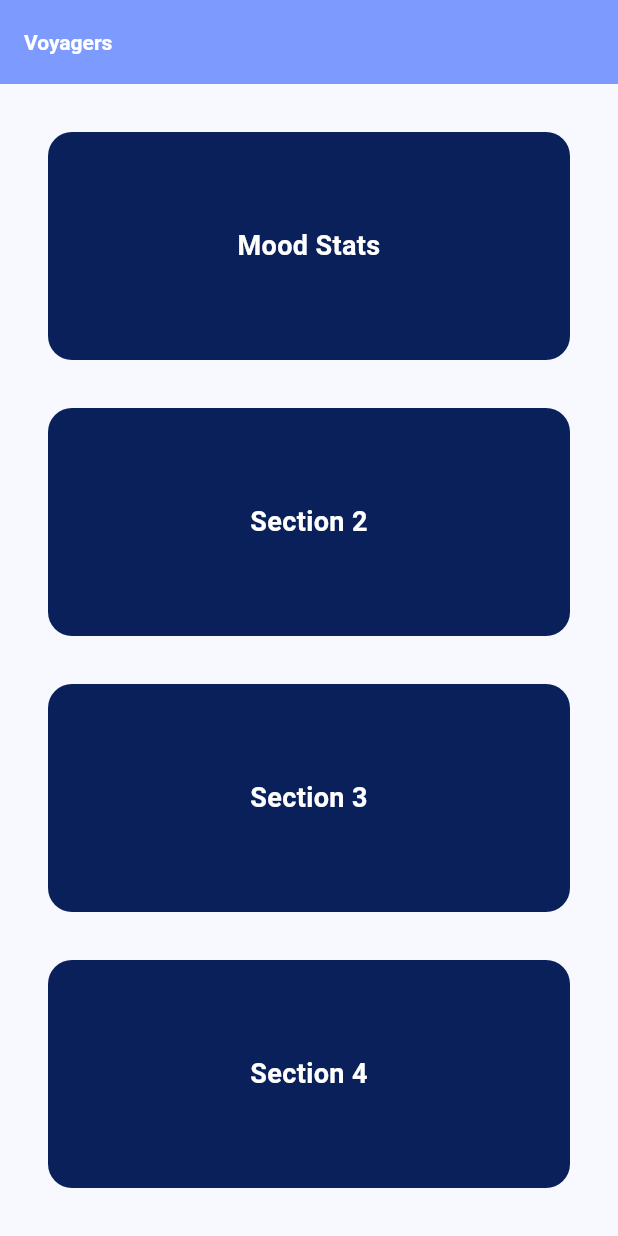
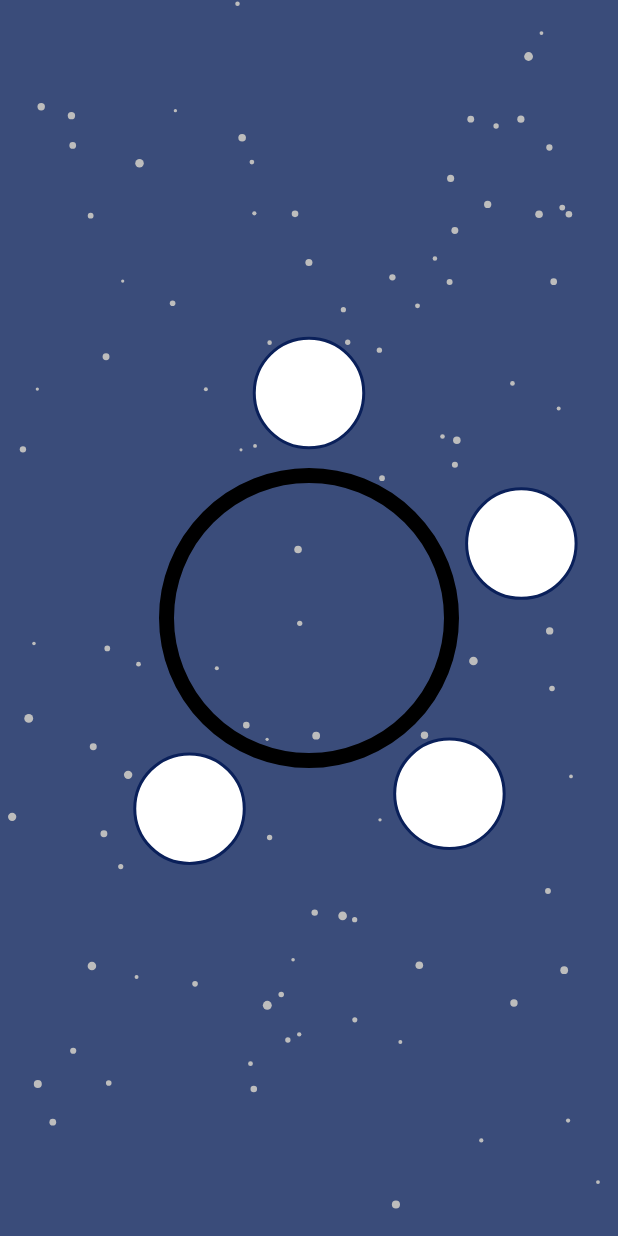
Before and after one commit to alexlucas03/vestal, a Flutter app: the screen it shows after launch, after a tap on an icon or button, on a phone screen of 412 x 824 dp. Run offline on Flutter 3.47's test engine with Material 3 defaults, Android fonts, the phone set to English and light mode, and no system bars; our stand-ins replace fl_chart, sqflite, sqflite_common_ffi; accounts and stored records are empty.

Commit message:
homepage design update

```diff
--- a/lib/main.dart
+++ b/lib/main.dart
@@ -3,17 +3,17 @@ import 'database_helper.dart';
 import 'package:sqflite_common_ffi/sqflite_ffi.dart';
 import 'package:intl/intl.dart';
 import 'moodlinechart.dart';
+import 'dart:math';
+import 'starry_background.dart';
 
 void main() async {
   WidgetsFlutterBinding.ensureInitialized();
   databaseFactory = databaseFactoryFfi;
   await DatabaseHelper.instance.initDb();
 
-  // Check if a mood has been submitted for today
   String formattedDate = DateFormat('yyyyMMdd').format(DateTime.now());
   bool isMoodSubmittedToday = await DatabaseHelper.instance.hasMoodForToday(formattedDate);
 
-  // Set the home page based on whether a mood has been submitted today
   runApp(MyApp(isMoodSubmittedToday: isMoodSubmittedToday));
 }
 
@@ -30,9 +30,9 @@ class MyApp extends StatelessWidget {
         colorScheme: ColorScheme.fromSeed(seedColor: Colors.blue),
         useMaterial3: true,
         appBarTheme: const AppBarTheme(
-          backgroundColor: Color(0xFF7D9BFF), // Lighter blue for AppBar
+          backgroundColor: Color(0xFF7D9BFF),
           titleTextStyle: TextStyle(
-            color: Colors.white, // White text in AppBar
+            color: Colors.white,
             fontWeight: FontWeight.bold,
           ),
         ),
@@ -44,85 +44,176 @@ class MyApp extends StatelessWidget {
   }
 }
 
-Widget _buildSection(BuildContext context, String title, Widget page) {
-  return GestureDetector(
-    onTap: () {
-      // Navigate to the respective page
-      Navigator.push(
-        context,
-        MaterialPageRoute(builder: (context) => page),
-      );
-    },
-    child: Container(
-      margin: const EdgeInsets.all(16.0),
-      decoration: BoxDecoration(
-        color: const Color(0xFF0A205A), // Darkest blue for buttons
-        borderRadius: BorderRadius.circular(16),
-      ),
-      child: Row(
-        mainAxisAlignment: MainAxisAlignment.center, // Centers the Row content horizontally
-        crossAxisAlignment: CrossAxisAlignment.center, // Centers the Row content vertically
-        children: [
-          Expanded( // Makes the Text take available space and center it
-            child: Center( // Centers the text horizontally and vertically inside the Expanded
-              child: Text(
-                title,
-                textAlign: TextAlign.center,
-                style: const TextStyle(
-                  fontSize: 18,
-                  fontWeight: FontWeight.bold,
-                  color: Colors.white, // White text color
-                ),
-              ),
-            ),
-          ),
-        ],
-      ),
-    ),
-  );
-}
-
-class MyHomePage extends StatelessWidget {
+class MyHomePage extends StatefulWidget {
   const MyHomePage({super.key, required this.title});
 
   final String title;
 
   @override
+  State<MyHomePage> createState() => _MyHomePageState();
+}
+
+class _MyHomePageState extends State<MyHomePage> with SingleTickerProviderStateMixin {
+  late AnimationController _controller;
+  late List<Animation<double>> _angleAnimations;
+
+  @override
+  void initState() {
+    super.initState();
+
+    // Create animation controller with 1 second duration
+    _controller = AnimationController(
+      duration: const Duration(milliseconds: 1000),
+      vsync: this,
+    );
+
+    // Create animations for each button
+    _angleAnimations = List.generate(4, (index) {
+      // All buttons start at -pi/2 (top position) and rotate to their final positions
+      final finalAngle = (index * (2 * pi / 4)) - (pi / 2);
+      return Tween<double>(
+        begin: -pi / 2, // Starting from top
+        end: finalAngle,
+      ).animate(
+        CurvedAnimation(
+          parent: _controller,
+          curve: Curves.easeOut,
+        ),
+      );
+    });
+
+    // Start the animation when the page loads
+    Future.delayed(Duration(milliseconds: 500), () {
+      _controller.forward();
+    });
+  }
+
+  @override
+  void dispose() {
+    _controller.dispose();
+    super.dispose();
+  }
+
+  @override
   Widget build(BuildContext context) {
+    double containerSize = MediaQuery.sizeOf(context).width;
+
     return Scaffold(
-      appBar: AppBar(
-        title: Align(
-          alignment: Alignment.centerLeft,
-          child: Text(
-            title,
-            textAlign: TextAlign.left,
-            style: const TextStyle(
-              color: Colors.white, // White text in AppBar
+      body: StarryBackground(
+        child: Center(
+          child: Container(
+            width: containerSize,
+            height: containerSize,
+            child: Stack(
+              alignment: Alignment.center,
+              children: [
+                // Center circle
+                Container(
+                  width: 200,
+                  height: 200,
+                  decoration: BoxDecoration(
+                    color: Colors.transparent,
+                    shape: BoxShape.circle,
+                    border: Border.all(
+                      color: Colors.black,
+                      width: 10,
+                    ),
+                  ),
+                ),
+
+                // Animated buttons
+                ..._buildButtonsAroundCircle(),
+              ],
             ),
           ),
         ),
       ),
-      body: Padding(
-        padding: const EdgeInsets.all(16.0),
-        child: Column(
-          mainAxisAlignment: MainAxisAlignment.spaceEvenly,
-          children: <Widget>[
-            Expanded(
-              child: _buildSection(context, 'Mood Stats', const MoodStats()),
+    );
+  }
+
+  List<Widget> _buildButtonsAroundCircle() {
+    const double buttonSize = 75.0;
+    const double radius = 150.0;
+    double containerSize = MediaQuery.sizeOf(context).width;
+    double centerPoint = containerSize / 2;
+
+    List<Widget> buttons = [];
+
+    for (int i = 0; i < 4; i++) {
+      buttons.add(
+        AnimatedBuilder(
+          animation: _controller,
+          builder: (context, child) {
+            double angle = _angleAnimations[i].value;
+            double x = centerPoint + (radius * cos(angle));
+            double y = centerPoint + (radius * sin(angle));
+
+            // Adjust the button's position so it's correctly centered
+            return Positioned(
+              top: y - (buttonSize / 2),  // Ensure y-position is correctly offset by half the button size
+              left: x - (buttonSize / 2), // Ensure x-position is correctly offset by half the button size
+              child: Container(
+                width: buttonSize,
+                height: buttonSize,
+                decoration: BoxDecoration(
+                  color: Colors.white,
+                  borderRadius: BorderRadius.circular(buttonSize / 2),
+                  border: Border.all(
+                    color: const Color(0xFF0A205A),
+                    width: 2,
+                  ),
+                ),
+                child: _buildSection(
+                  'Section ${i + 1}',
+                  _getPageForIndex(i),
+                ),
+              ),
+            );
+          },
+        ),
+      );
+    }
+
+    return buttons;
+  }
+
+  Widget _buildSection(String title, Widget page) {
+    return Builder(
+      builder: (context) => GestureDetector(
+        onTap: () {
+          Navigator.push(
+            context,
+            MaterialPageRoute(builder: (context) => page),
+          );
+        },
+        child: Center(
+          child: Text(
+            title,
+            textAlign: TextAlign.center,
+            style: const TextStyle(
+              fontSize: 12,
+              fontWeight: FontWeight.bold,
+              color: Colors.white,
             ),
-            Expanded(
-              child: _buildSection(context, 'Section 2', const SectionTwoPage()),
-            ),
-            Expanded(
-              child: _buildSection(context, 'Section 3', const SectionThreePage()),
-            ),
-            Expanded(
-              child: _buildSection(context, 'Section 4', const SectionFourPage()),
-            ),
-          ],
+          ),
         ),
       ),
     );
+  }
+
+  Widget _getPageForIndex(int index) {
+    switch (index) {
+      case 0:
+        return const MoodStats();
+      case 1:
+        return const SectionTwoPage();
+      case 2:
+        return const SectionThreePage();
+      case 3:
+        return const SectionFourPage();
+      default:
+        return const SizedBox.shrink();
+    }
   }
 }
 
--- /dev/null
+++ b/lib/starry_background.dart
@@ -0,0 +1,54 @@
+import 'package:flutter/material.dart';
+import 'dart:math';
+
+class StarryBackground extends StatelessWidget {
+  final Widget child;
+
+  const StarryBackground({Key? key, required this.child}) : super(key: key);
+
+  @override
+  Widget build(BuildContext context) {
+    return Stack(
+      children: [
+        // This will ensure the stars are in the background
+        Positioned.fill(
+          child: CustomPaint(
+            painter: StarryPainter(),
+            size: Size.infinite,
+            child: Container(),
+          ),
+        ),
+        // Your main content will be displayed above the stars
+        child,
+      ],
+    );
+  }
+}
+
+class StarryPainter extends CustomPainter {
+  @override
+  void paint(Canvas canvas, Size size) {
+    final Paint paint = Paint();
+    canvas.drawRect(Offset.zero & size, Paint()..color = Color(0xFF3A4C7A));
+
+    final Random random = Random(42); // Fixed seed for consistent star pattern
+    int numStars = 100;
+
+    for (int i = 0; i < numStars; i++) {
+      double x = random.nextDouble() * size.width;
+      double y = random.nextDouble() * size.height;
+
+      Color starColor = Colors.grey[400]!;
+
+      paint.color = starColor;
+      paint.strokeWidth = 1;
+      paint.style = PaintingStyle.fill;
+
+      double radius = 1 + random.nextDouble() * 2;
+      canvas.drawCircle(Offset(x, y), radius, paint);
+    }
+  }
+
+  @override
+  bool shouldRepaint(CustomPainter oldDelegate) => false;
+}
```
